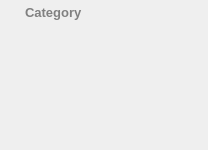
First picture: the form in widgets/chat/chat_category/chat_category.ui, repository LiquidIce64/ScatterComms, before the edit.
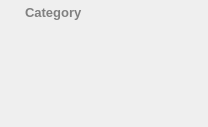
Second picture: the form after the edit. Icons and pictures are not drawn. Custom widgets are drawn as their Qt base class.

Commit message: Added chat backend, chat and category save/load and sorting

Diff of the .ui file:
```diff
--- a/widgets/chat/chat_category/chat_category.ui
+++ b/widgets/chat/chat_category/chat_category.ui
@@ -7,9 +7,15 @@
     <x>0</x>
     <y>0</y>
     <width>208</width>
-    <height>150</height>
+    <height>127</height>
    </rect>
   </property>
+  <property name="sizePolicy">
+   <sizepolicy hsizetype="Preferred" vsizetype="Minimum">
+    <horstretch>0</horstretch>
+    <verstretch>0</verstretch>
+   </sizepolicy>
+  </property>
   <property name="mouseTracking">
    <bool>true</bool>
   </property>
@@ -36,6 +42,16 @@
 #drop_target {
 	border: 2px solid #2A2A2A;
 	border-radius: 6px;
+}
+
+#btn_settings, #btn_create_chat {
+	background: none;
+	border: none;
+	border-radius: 6px;
+}
+
+#btn_settings:hover, #btn_settings:focus, #btn_create_chat:hover, #btn_create_chat:focus {
+	background-color: #2A2A2A;
 }</string>
   </property>
   <layout class="QVBoxLayout" name="layout_chat_category">
@@ -142,6 +158,12 @@
    </item>
    <item>
     <widget class="QFrame" name="frame_chats">
+     <property name="sizePolicy">
+      <sizepolicy hsizetype="Preferred" vsizetype="Minimum">
+       <horstretch>0</horstretch>
+       <verstretch>0</verstretch>
+      </sizepolicy>
+     </property>
      <property name="minimumSize">
       <size>
        <width>0</width>
```
Left out of the diff: 81 changed lines with no effect on the pictures. The commit also changes 19 other files.
